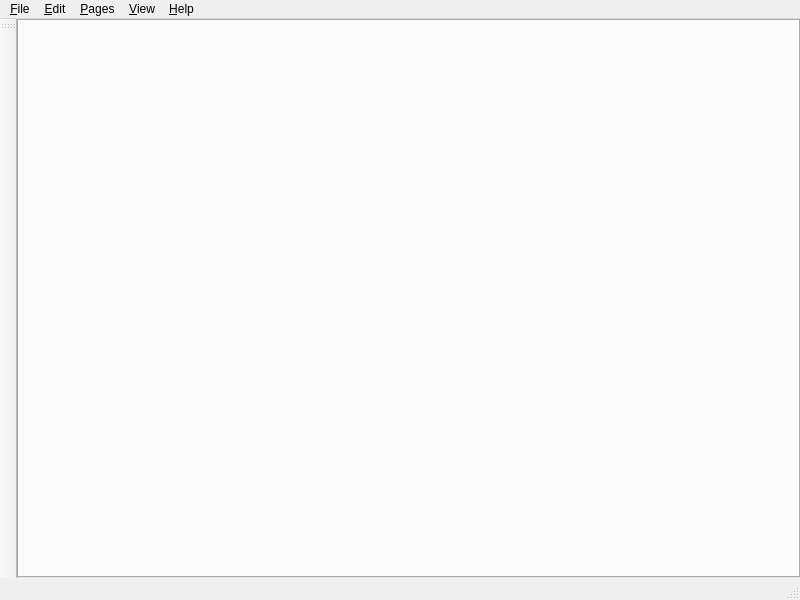
The window that UI/wise.ui (textbrowser/wise) describes before a commit, drawn with Qt 5.
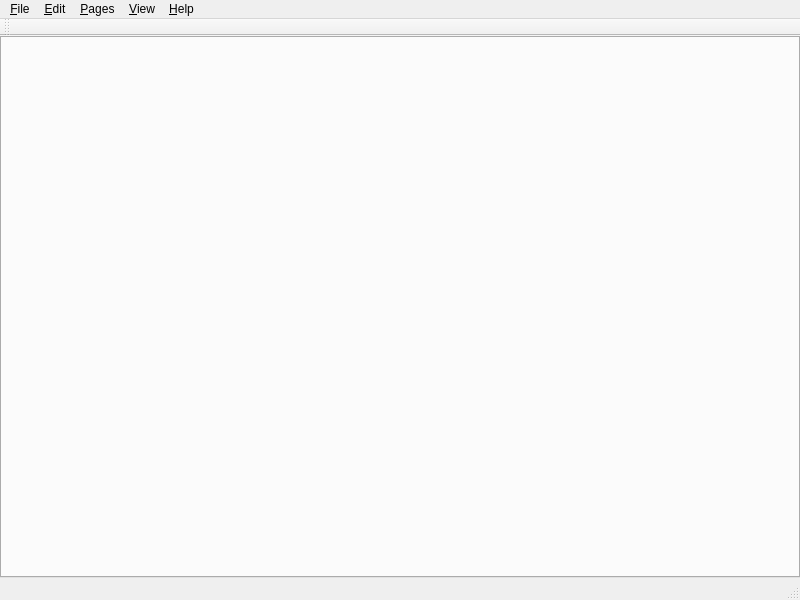
The same window after the commit. Icons and pictures are not drawn. Custom widgets are drawn as their Qt base class.

What changed in the file:
```diff
--- a/UI/wise.ui
+++ b/UI/wise.ui
@@ -95,7 +95,7 @@
     <string>toolBar</string>
    </property>
    <attribute name="toolBarArea">
-    <enum>LeftToolBarArea</enum>
+    <enum>TopToolBarArea</enum>
    </attribute>
    <attribute name="toolBarBreak">
     <bool>false</bool>
```
